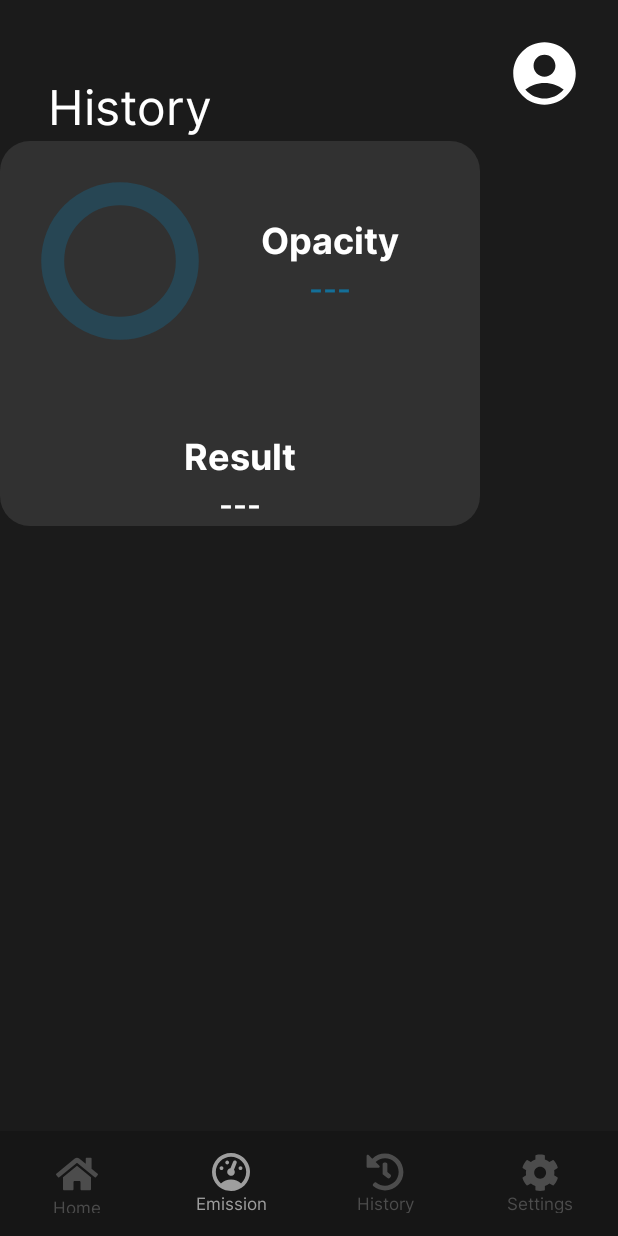
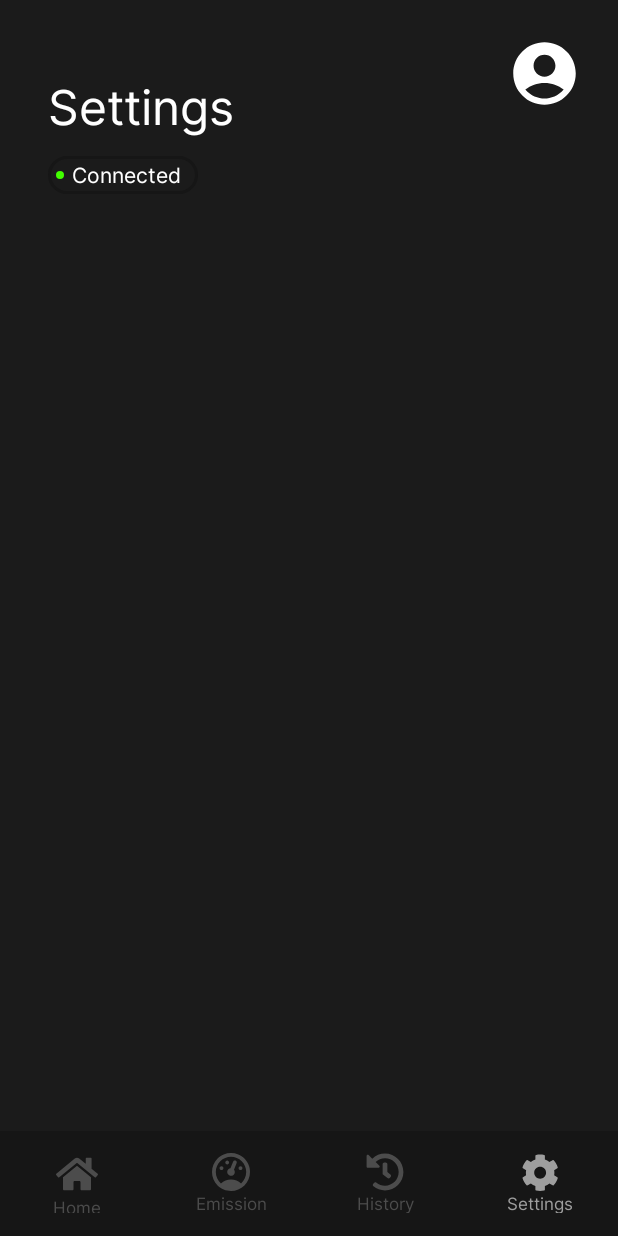
Before and after one commit to Ranssuu/emissiontestkit, an Android app: the HistoryActivity screen opened directly, with no data from a screen before it, after a tap on "Settings", on a phone screen of 412 x 824 dp. Run offline under Robolectric (Android 15) with nearby library versions, the phone set to English and light mode, and no system bars.

Commit message:
Home 50% - need to resize activity buttons

```diff
--- a/app/src/main/java/com/example/emissiontestkit/HistoryActivity.java
+++ b/app/src/main/java/com/example/emissiontestkit/HistoryActivity.java
@@ -1,6 +1,8 @@
 package com.example.emissiontestkit;
 
+import android.content.Intent;
 import android.os.Bundle;
+import android.view.View;
 
 import androidx.activity.EdgeToEdge;
 import androidx.appcompat.app.AppCompatActivity;
@@ -21,4 +23,22 @@ public class HistoryActivity extends AppCompatActivity {
             return insets;
         });
     }
+
+
+    public void onHomeClicked(View view) {
+        // Handle emission LinearLayout click here
+        Intent intent = new Intent(HistoryActivity.this, HomeActivity.class);
+        startActivity(intent);
+    }
+
+    public void onEmissionClicked(View view) {
+        // Handle emission LinearLayout click here
+        Intent intent = new Intent(HistoryActivity.this, EmissionActivity.class);
+        startActivity(intent);
+    }
+    public void onSettingsClicked(View view) {
+        // Handle emission LinearLayout click here
+        Intent intent = new Intent(HistoryActivity.this, SettingsActivity.class);
+        startActivity(intent);
+    }
 }
--- a/app/src/main/res/layout/activity_emission.xml
+++ b/app/src/main/res/layout/activity_emission.xml
@@ -143,7 +143,7 @@
         </LinearLayout>
 
         <LinearLayout
-            android:id="@+id/status"
+            android:id="@+id/statuslayout"
             android:layout_width="match_parent"
             android:layout_height="wrap_content"
             android:layout_marginTop="32dp"
@@ -161,6 +161,7 @@
                 android:textSize="24sp" />
 
             <LinearLayout
+                android:id="@+id/statuscontainer"
                 android:layout_width="100dp"
                 android:layout_height="25dp"
                 android:layout_marginTop="15dp"
@@ -169,11 +170,13 @@
                 android:orientation="horizontal">
 
                 <ImageView
+                    android:id="@+id/statuscolor"
                     android:layout_width="wrap_content"
                     android:layout_height="wrap_content"
                     android:background="@drawable/status" />
 
                 <TextView
+                    android:id="@+id/status"
                     android:layout_width="wrap_content"
                     android:layout_height="wrap_content"
                     android:fontFamily="@font/interreg"
@@ -197,7 +200,7 @@
             android:textColor="@color/white"
             app:layout_constraintEnd_toEndOf="parent"
             app:layout_constraintStart_toStartOf="parent"
-            app:layout_constraintTop_toBottomOf="@+id/status" />
+            app:layout_constraintTop_toBottomOf="@+id/statuslayout" />
 
     </androidx.constraintlayout.widget.ConstraintLayout>
 
--- a/app/src/main/res/layout/activity_history.xml
+++ b/app/src/main/res/layout/activity_history.xml
@@ -42,7 +42,6 @@
     <ScrollView
         android:layout_width="match_parent"
         android:layout_height="0dp"
-        android:foregroundGravity="center"
         app:layout_constraintBottom_toTopOf="@+id/bottomnav"
         app:layout_constraintEnd_toEndOf="parent"
         app:layout_constraintStart_toStartOf="parent"
@@ -54,6 +53,7 @@
             android:layout_height="300dp"
             android:background="@drawable/widget_bg"
             android:orientation="horizontal"
+            android:layout_gravity="center"
             app:layout_constraintBottom_toTopOf="@+id/bottomnav"
             app:layout_constraintEnd_toEndOf="parent"
             app:layout_constraintStart_toStartOf="parent"
@@ -186,9 +186,8 @@
             android:fontFamily="@font/interreg"
             android:gravity="center"
             android:text="@string/emission"
-            android:textColor="@color/ActiveNav"
+            android:textColor="@color/InactiveNav"
             android:textSize="11sp"
-            app:drawableTint="@color/ActiveNav"
             app:drawableTopCompat="@drawable/emission" />
 
         <TextView
@@ -200,7 +199,8 @@
             android:gravity="center"
             android:onClick="onHistoryClicked"
             android:text="@string/history"
-            android:textColor="@color/InactiveNav"
+            android:textColor="@color/ActiveNav"
+            app:drawableTint="@color/ActiveNav"
             android:textSize="11sp"
             app:drawableTopCompat="@drawable/history" />
 
--- a/app/src/main/res/layout/activity_settings.xml
+++ b/app/src/main/res/layout/activity_settings.xml
@@ -7,4 +7,129 @@
     android:layout_height="match_parent"
     tools:context=".SettingsActivity">
 
+    <androidx.constraintlayout.widget.ConstraintLayout
+        android:id="@+id/header"
+        android:layout_width="match_parent"
+        android:layout_height="wrap_content"
+        app:layout_constraintTop_toTopOf="parent">
+
+        <TextView
+            android:id="@+id/settings"
+            android:layout_width="wrap_content"
+            android:layout_height="wrap_content"
+            android:layout_marginStart="32dp"
+            android:layout_marginTop="48dp"
+            android:fontFamily="@font/interreg"
+            android:text="@string/settings"
+            android:textColor="@color/white"
+            android:textSize="32sp"
+            app:layout_constraintStart_toStartOf="parent"
+            app:layout_constraintTop_toTopOf="parent" />
+
+        <ImageView
+            android:id="@+id/profilepic"
+            android:layout_width="50dp"
+            android:layout_height="50dp"
+            android:layout_marginTop="24dp"
+            android:layout_marginEnd="24dp"
+            android:src="@drawable/profilepic"
+            app:layout_constraintEnd_toEndOf="parent"
+            app:layout_constraintTop_toTopOf="parent" />
+
+    </androidx.constraintlayout.widget.ConstraintLayout>
+
+    <LinearLayout
+        android:layout_width="100dp"
+        android:layout_height="25dp"
+        android:layout_marginStart="32dp"
+        android:layout_marginTop="10dp"
+        android:background="@drawable/statusbar"
+        android:gravity="center"
+        android:orientation="horizontal"
+        app:layout_constraintStart_toStartOf="parent"
+        app:layout_constraintTop_toBottomOf="@+id/header">
+
+        <ImageView
+            android:layout_width="wrap_content"
+            android:layout_height="wrap_content"
+            android:background="@drawable/status" />
+
+        <TextView
+            android:layout_width="wrap_content"
+            android:layout_height="wrap_content"
+            android:fontFamily="@font/interreg"
+            android:paddingStart="5dp"
+            android:paddingEnd="5dp"
+            android:text="@string/connected"
+            android:textColor="@color/white" />
+
+    </LinearLayout>
+
+    <LinearLayout
+        android:id="@+id/bottomnav"
+        android:layout_width="match_parent"
+        android:layout_height="70dp"
+        android:background="@drawable/bottom_nav"
+        android:orientation="horizontal"
+        android:gravity="center"
+        app:layout_constraintBottom_toBottomOf="parent"
+        app:layout_constraintHorizontal_bias="0.5"
+        app:layout_constraintHorizontal_chainStyle="spread_inside">
+
+
+        <TextView
+            android:id="@+id/homenav"
+            android:layout_width="0dp"
+            android:layout_height="40dp"
+            android:layout_weight="1"
+            android:fontFamily="@font/interreg"
+            android:gravity="center"
+            android:onClick="onHomeClicked"
+            android:text="@string/home"
+            android:textColor="@color/InactiveNav"
+            android:textSize="11sp"
+            app:drawableTopCompat="@drawable/home" />
+
+        <TextView
+            android:id="@+id/emissionnav"
+            android:layout_width="0dp"
+            android:layout_height="40dp"
+            android:layout_weight="1"
+            android:text="@string/emission"
+            android:fontFamily="@font/interreg"
+            android:textColor="@color/InactiveNav"
+            android:gravity="center"
+            android:textSize="11sp"
+            app:drawableTopCompat="@drawable/emission"
+            app:drawableTint="@color/InactiveNav" />
+
+        <TextView
+            android:id="@+id/historynav"
+            android:layout_width="0dp"
+            android:layout_height="40dp"
+            android:layout_weight="1"
+            android:fontFamily="@font/interreg"
+            android:gravity="center"
+            android:onClick="onHistoryClicked"
+            android:text="@string/history"
+            android:textColor="@color/InactiveNav"
+            android:textSize="11sp"
+            app:drawableTopCompat="@drawable/history" />
+
+        <TextView
+            android:id="@+id/settingsnav"
+            android:layout_width="0dp"
+            android:layout_height="40dp"
+            android:layout_weight="1"
+            android:fontFamily="@font/interreg"
+            android:gravity="center"
+            android:onClick="onSettingsClicked"
+            android:text="@string/settings"
+            android:textColor="@color/ActiveNav"
+            app:drawableTint="@color/ActiveNav"
+            android:textSize="11sp"
+            app:drawableTopCompat="@drawable/settings" />
+
+    </LinearLayout>
+
 </androidx.constraintlayout.widget.ConstraintLayout>
--- a/app/src/main/res/values/strings.xml
+++ b/app/src/main/res/values/strings.xml
@@ -35,6 +35,6 @@
     <string name="opacity_value">---</string>
     <string name="result">Result</string>
     <string name="status">Status</string>
-    <string name="connected">connected</string>
+    <string name="connected">Connected</string>
     <string name="start_test">Start Test</string>
 </resources>
```
